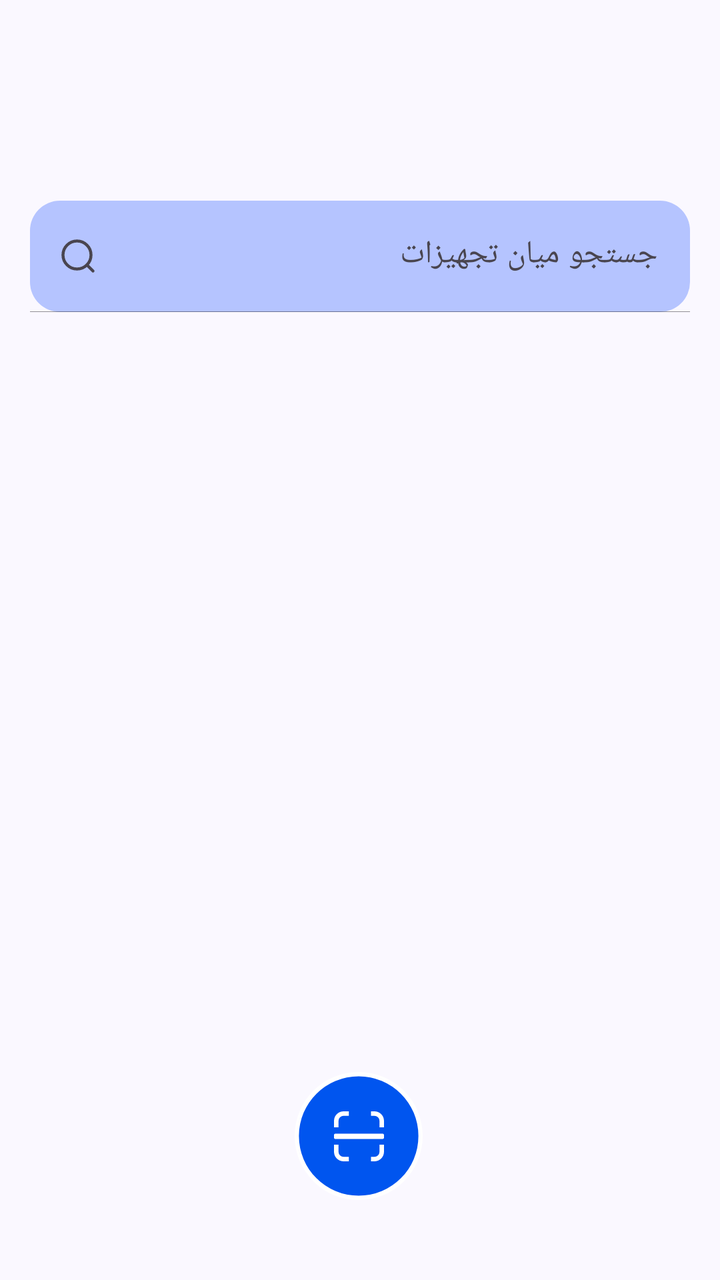
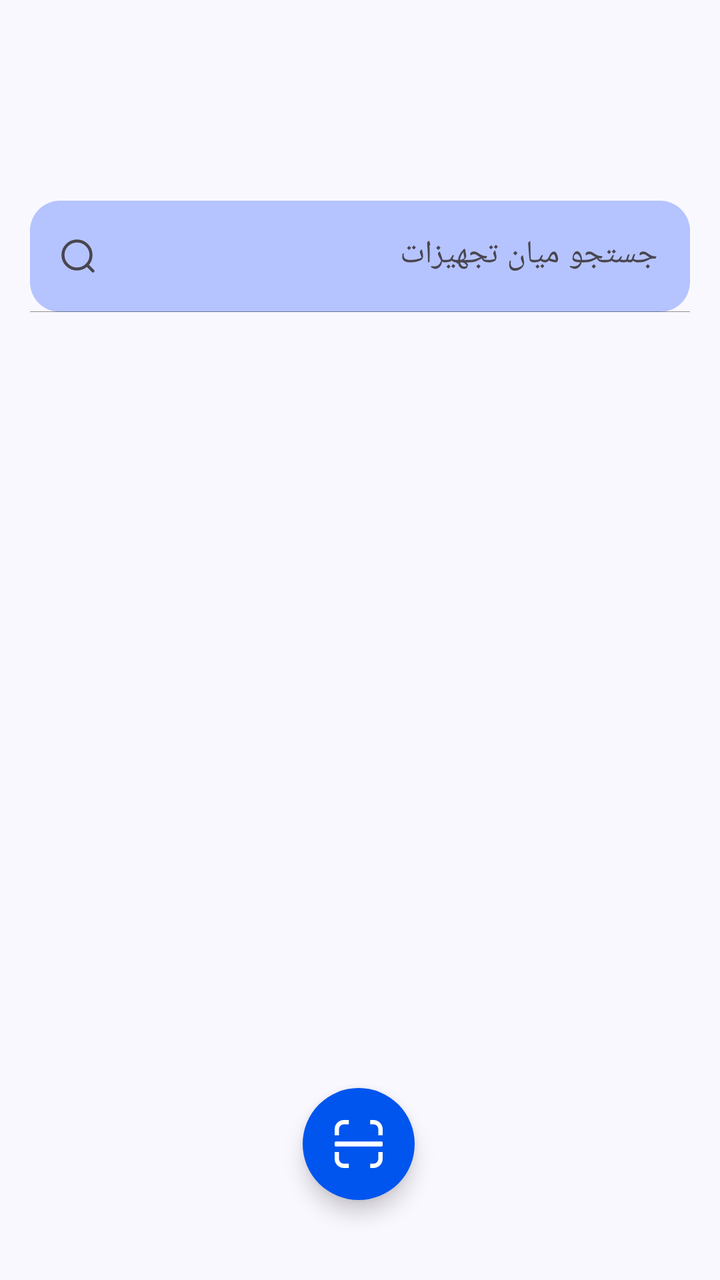

An Android layout rendered at two revisions. The XML below is the earlier revision; the diff shows what the commit changed to produce the second picture.
<!-- AndroidManifest.xml: application theme Theme.Iotequipment -->
<!-- res/layout/fragment_home.xml -->
<?xml version="1.0" encoding="utf-8"?>
<androidx.constraintlayout.widget.ConstraintLayout
    xmlns:tools="http://schemas.android.com/tools"
    android:layout_width="match_parent"
    android:layout_height="match_parent"
    xmlns:app="http://schemas.android.com/apk/res-auto"
    xmlns:android="http://schemas.android.com/apk/res/android">

    <ImageButton
        android:id="@+id/btn_scan"
        android:layout_width="64dp"
        android:layout_height="64dp"
        android:layout_marginBottom="40dp"
        android:background="@drawable/rec_btn_fab"
        android:contentDescription="@string/btn_scan"
        app:layout_constraintBottom_toBottomOf="parent"
        app:layout_constraintEnd_toEndOf="parent"
        app:layout_constraintHorizontal_bias="0.498"
        app:layout_constraintStart_toStartOf="parent"
        app:srcCompat="@drawable/ic_fab" />

    <LinearLayout
        android:id="@+id/linearLayout2"
        android:layout_width="match_parent"
        android:layout_height="wrap_content"
        app:layout_constraintBottom_toBottomOf="parent"
        app:layout_constraintTop_toTopOf="parent"
        app:layout_constraintVertical_bias="0.154"
        tools:layout_editor_absoluteX="0dp">

        <include
            layout="@layout/search_bar"
            app:layout_constraintBottom_toBottomOf="parent"
            app:layout_constraintEnd_toEndOf="parent"
            app:layout_constraintStart_toStartOf="parent"
            app:layout_constraintTop_toTopOf="parent" />
    </LinearLayout>

    <androidx.recyclerview.widget.RecyclerView
        android:layout_width="match_parent"
        android:layout_height="0dp"
        app:layout_constraintBottom_toBottomOf="parent"
        app:layout_constraintTop_toBottomOf="@+id/linearLayout2"
        tools:layout_editor_absoluteX="1dp" />


</androidx.constraintlayout.widget.ConstraintLayout>
<!-- res/layout/search_bar.xml (included above) -->
<?xml version="1.0" encoding="utf-8"?>
<merge xmlns:android="http://schemas.android.com/apk/res/android"
    xmlns:app="http://schemas.android.com/apk/res-auto">

    <com.google.android.material.textfield.TextInputLayout
        android:id="@+id/searchBox"
        android:layout_width="match_parent"
        android:layout_height="wrap_content"
        android:padding="15dp"
        app:endIconMode="clear_text"
        app:counterMaxLength="20"
        app:boxStrokeWidth = "0.3dp"
        app:boxStrokeColor="@color/md_theme_background"
        app:boxStrokeWidthFocused = "1.5dp"
        app:boxBackgroundMode="filled"
        app:startIconDrawable="@drawable/ic_search"
        app:boxBackgroundColor="@color/md_theme_inversePrimary_mediumContrast"
        android:hint="@string/hint_searchbar"
        app:boxCornerRadiusTopStart="15dp"
        app:boxCornerRadiusTopEnd="15dp"
        app:boxCornerRadiusBottomStart="15dp"
        app:boxCornerRadiusBottomEnd="15dp"
        android:textAppearance="@color/md_theme_background"
        app:placeholderTextAppearance="@color/md_theme_background"
        >
        <com.google.android.material.textfield.TextInputEditText
            android:id="@+id/search_bar"
            android:layout_width="match_parent"
            android:layout_height="wrap_content"
            android:imeOptions="actionSearch"
            android:inputType="text"
            android:maxLength="30"
            android:maxLines="1"
            />

    </com.google.android.material.textfield.TextInputLayout>

</merge>
<!-- resources referenced by this layout -->
<resources>
  <color name="md_theme_background">#FAF8FF</color>
  <color name="md_theme_inversePrimary_mediumContrast">#B5C4FF</color>
  <!-- drawable ic_fab (drawable) -->
  <vector xmlns:android="http://schemas.android.com/apk/res/android"
      android:width="25dp"
      android:height="25dp"
      android:viewportWidth="30"
      android:viewportHeight="30">
    <group>
      <clip-path
          android:pathData="M0,0h30v30h-30z"/>
      <path
          android:pathData="M5.721,0H8.901V2.722H5.721C4.928,2.722 4.168,3.035 3.607,3.594C3.047,4.154 2.733,4.912 2.733,5.703V9.6H0V5.708C0.001,4.96 0.15,4.219 0.438,3.528C0.726,2.838 1.147,2.21 1.679,1.682C2.208,1.15 2.838,0.727 3.531,0.439C4.225,0.15 4.969,0.001 5.721,0ZM0.795,13.406H29.205C29.416,13.408 29.617,13.493 29.766,13.643C29.915,13.792 29.999,13.994 30,14.204V15.796C30.001,16.008 29.917,16.211 29.769,16.362C29.62,16.513 29.417,16.599 29.205,16.602H0.795C0.583,16.6 0.38,16.514 0.231,16.363C0.082,16.212 -0.001,16.008 0,15.796V14.204C0,13.993 0.084,13.791 0.233,13.641C0.382,13.492 0.584,13.407 0.795,13.406ZM22.16,0H24.279C25.029,0 25.772,0.149 26.464,0.436C27.157,0.723 27.785,1.144 28.314,1.675C28.847,2.204 29.269,2.832 29.558,3.524C29.846,4.216 29.995,4.958 29.995,5.708V9.6H27.272V5.708C27.271,5.316 27.193,4.929 27.042,4.567C26.891,4.205 26.67,3.877 26.391,3.601C26.114,3.324 25.784,3.104 25.421,2.954C25.059,2.804 24.67,2.727 24.277,2.727H22.16V0ZM29.99,19.983V24.292C29.985,25.804 29.381,27.253 28.309,28.323C27.237,29.392 25.785,29.995 24.27,30H22.16V27.278H24.279C25.072,27.274 25.831,26.958 26.391,26.399C26.951,25.84 27.268,25.083 27.272,24.292V19.983H29.99ZM8.892,29.993H5.711C4.198,29.991 2.747,29.389 1.679,28.32L1.6,28.235C0.575,27.177 0.002,25.763 0,24.292V19.983H2.728V24.292C2.729,25.056 3.022,25.79 3.548,26.345L3.609,26.399C3.886,26.677 4.215,26.897 4.577,27.048C4.939,27.199 5.328,27.277 5.721,27.278H8.901V30L8.892,29.993Z"
          android:fillColor="#ffffff"/>
    </group>
  </vector>
  <!-- drawable ic_search (drawable) -->
  <vector xmlns:android="http://schemas.android.com/apk/res/android"
      android:width="24dp"
      android:height="24dp"
      android:viewportWidth="24"
      android:viewportHeight="24">
    <path
        android:pathData="M11.5,18.5C15.366,18.5 18.5,15.366 18.5,11.5C18.5,7.634 15.366,4.5 11.5,4.5C7.634,4.5 4.5,7.634 4.5,11.5C4.5,15.366 7.634,18.5 11.5,18.5Z"
        android:strokeLineJoin="round"
        android:strokeWidth="1.5"
        android:fillColor="#00000000"
        android:strokeColor="#000D26"
        android:strokeLineCap="round"/>
    <path
        android:pathData="M16.5,16.5L19.5,19.5"
        android:strokeLineJoin="round"
        android:strokeWidth="1.5"
        android:fillColor="#00000000"
        android:strokeColor="#000D26"
        android:strokeLineCap="round"/>
  </vector>
  <!-- drawable rec_btn_fab (drawable) -->
  <vector xmlns:android="http://schemas.android.com/apk/res/android"
      android:width="90dp"
      android:height="90dp"
      android:viewportWidth="90"
      android:viewportHeight="90">
    <path
        android:pathData="M45,1.5C69.024,1.5 88.5,20.976 88.5,45C88.5,69.024 69.024,88.5 45,88.5C20.976,88.5 1.5,69.024 1.5,45C1.5,20.976 20.976,1.5 45,1.5Z"
        android:strokeWidth="3"
        android:fillColor="#0055EF"
        android:strokeColor="#ffffff"/>
  </vector>
  <string name="btn_scan">اسکن</string>
  <string name="hint_searchbar">جستجو میان تجهیزات</string>
  <style name="Theme.Iotequipment" parent="Base.Theme.Iotequipment" />
  <style name="Base.Theme.Iotequipment" parent="Theme.Material3.DayNight.NoActionBar">
          <item name="fontFamily">@font/iran_yekan_regular</item>
          
          
          <item name="colorPrimary">@color/md_theme_primary</item>
          <item name="android:colorBackground">@color/md_theme_background</item>
  
      </style>
  <color name="md_theme_primary">#0055EF</color>
</resources>

<!-- the commit's change to res/layout/fragment_home.xml (unified diff, before → after) -->
@@ -6,18 +6,21 @@
     xmlns:app="http://schemas.android.com/apk/res-auto"
     xmlns:android="http://schemas.android.com/apk/res/android">
 
-    <ImageButton
+    <com.google.android.material.floatingactionbutton.FloatingActionButton
         android:id="@+id/btn_scan"
-        android:layout_width="64dp"
-        android:layout_height="64dp"
+        android:layout_width="wrap_content"
+        android:layout_height="wrap_content"
         android:layout_marginBottom="40dp"
-        android:background="@drawable/rec_btn_fab"
         android:contentDescription="@string/btn_scan"
+        app:srcCompat="@drawable/ic_fab"
+        app:tint="@android:color/white"
+        android:backgroundTint="@color/md_theme_primary"
         app:layout_constraintBottom_toBottomOf="parent"
         app:layout_constraintEnd_toEndOf="parent"
         app:layout_constraintHorizontal_bias="0.498"
         app:layout_constraintStart_toStartOf="parent"
-        app:srcCompat="@drawable/ic_fab" />
+        app:shapeAppearanceOverlay="@style/FabShape_Circle"
+         />
 
     <LinearLayout
         android:id="@+id/linearLayout2"
<!-- resource entries referenced after the edit -->
@@ -37,20 +37,11 @@
         android:strokeColor="#000D26"
         android:strokeLineCap="round"/>
   </vector>
-  <!-- drawable rec_btn_fab (drawable) -->
-  <vector xmlns:android="http://schemas.android.com/apk/res/android"
-      android:width="90dp"
-      android:height="90dp"
-      android:viewportWidth="90"
-      android:viewportHeight="90">
-    <path
-        android:pathData="M45,1.5C69.024,1.5 88.5,20.976 88.5,45C88.5,69.024 69.024,88.5 45,88.5C20.976,88.5 1.5,69.024 1.5,45C1.5,20.976 20.976,1.5 45,1.5Z"
-        android:strokeWidth="3"
-        android:fillColor="#0055EF"
-        android:strokeColor="#ffffff"/>
-  </vector>
   <string name="btn_scan">اسکن</string>
   <string name="hint_searchbar">جستجو میان تجهیزات</string>
+  <style name="FabShape_Circle" parent="">
+          <item name="cornerSize">50%</item>
+      </style>
   <style name="Theme.Iotequipment" parent="Base.Theme.Iotequipment" />
   <style name="Base.Theme.Iotequipment" parent="Theme.Material3.DayNight.NoActionBar">
           <item name="fontFamily">@font/iran_yekan_regular</item>
